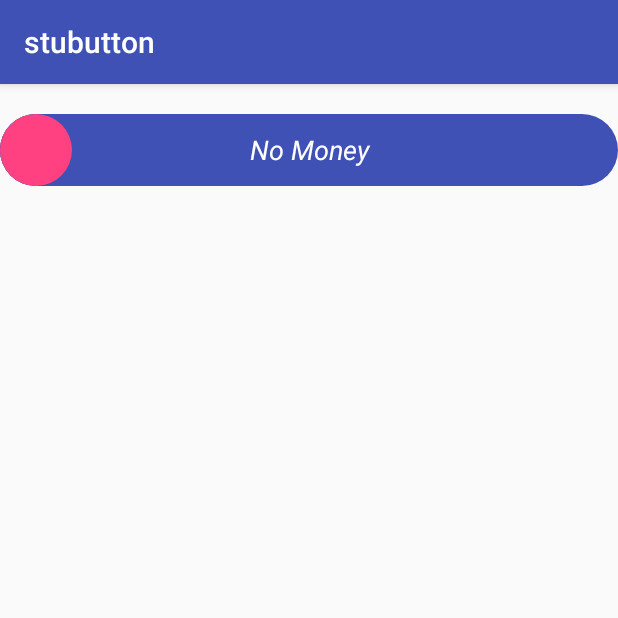
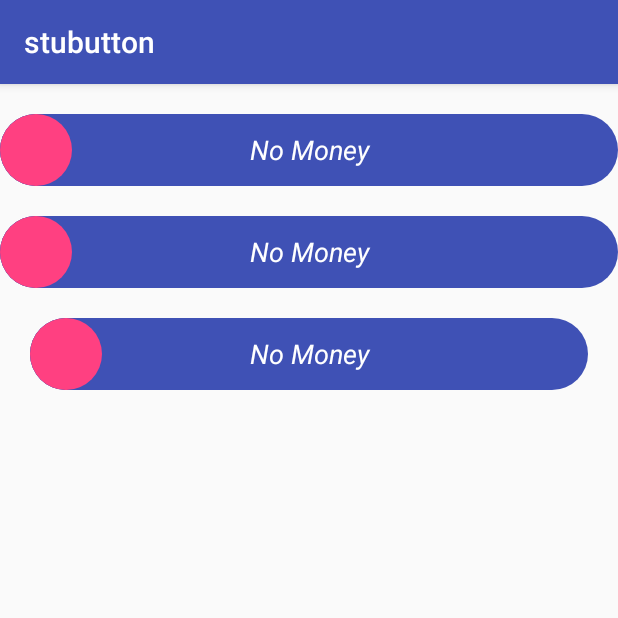
Before and after one commit to esafirm/android-stubutton, an Android app: the screen it shows after launch (MainActivity), on a phone screen of 412 x 824 dp, the top half of it. Run offline under Robolectric (Android 15) with nearby library versions, the phone set to English and light mode, and no system bars.

```diff
--- a/app/src/main/res/layout/activity_main.xml
+++ b/app/src/main/res/layout/activity_main.xml
@@ -1,6 +1,5 @@
 <?xml version="1.0" encoding="utf-8"?>
-<LinearLayout
-    xmlns:android="http://schemas.android.com/apk/res/android"
+<LinearLayout xmlns:android="http://schemas.android.com/apk/res/android"
     xmlns:app="http://schemas.android.com/apk/res-auto"
     xmlns:tools="http://schemas.android.com/tools"
     android:id="@+id/activity_main"
@@ -14,8 +13,28 @@
         android:layout_width="match_parent"
         android:layout_height="48dp"
         android:layout_marginTop="20dp"
+        app:stu_background="@drawable/background_sample"
         app:stu_label="No Money"
-        app:stu_thumbDrawable="@drawable/circle_material"
-        app:stu_background="@drawable/background_sample"/>
+        app:stu_thumbDrawable="@drawable/circle_material" />
+
+    <com.esafirm.stubutton.StuButton
+        android:id="@+id/stuButton1"
+        android:layout_width="match_parent"
+        android:layout_height="48dp"
+        android:layout_marginTop="20dp"
+        app:stu_background="@drawable/background_sample"
+        app:stu_label="No Money"
+        app:stu_thumbDrawable="@drawable/circle_material" />
+
+
+    <com.esafirm.stubutton.StuButton
+        android:id="@+id/stuButton2"
+        android:layout_width="match_parent"
+        android:layout_height="48dp"
+        android:layout_margin="20dp"
+        app:stu_background="@drawable/background_sample"
+        app:stu_label="No Money"
+        app:stu_thumbDrawable="@drawable/circle_material" />
+
 
 </LinearLayout>
--- a/stu/src/main/java/com/esafirm/stubutton/StuButton.java
+++ b/stu/src/main/java/com/esafirm/stubutton/StuButton.java
@@ -8,7 +8,6 @@ import android.graphics.Canvas;
 import android.graphics.Rect;
 import android.os.Build;
 import android.util.AttributeSet;
-import android.util.Log;
 import android.view.LayoutInflater;
 import android.view.MotionEvent;
 import android.view.ViewTreeObserver;
@@ -182,7 +181,7 @@ public class StuButton extends RelativeLayout {
     /* --------------------------------------------------- */
 
     private List<Rect> gestureExclusionRects = new ArrayList<>();
-    private Rect focusedRect = new Rect();
+    private Rect excludeRect = new Rect();
 
     private void updateGestureExclusion() {
         // Skip this call if we're not running on Android 10+
@@ -196,13 +195,12 @@ public class StuButton extends RelativeLayout {
         // Now lets work out which areas should be excluded. For a SeekBar this will
         // be the bounds of the thumb drawable.
 
-        getFocusedRect(focusedRect);
-        gestureExclusionRects.add(focusedRect);
+        getDrawingRect(excludeRect);
+        gestureExclusionRects.add(excludeRect);
 
         // If we had other elements in this view near the edges, we could exclude them
         // here too, by adding their bounds to the list
 
-        Log.d("Exclusion", gestureExclusionRects.toString());
         // Finally pass our updated list of rectangles to the system
         setSystemGestureExclusionRects(gestureExclusionRects);
     }
```
